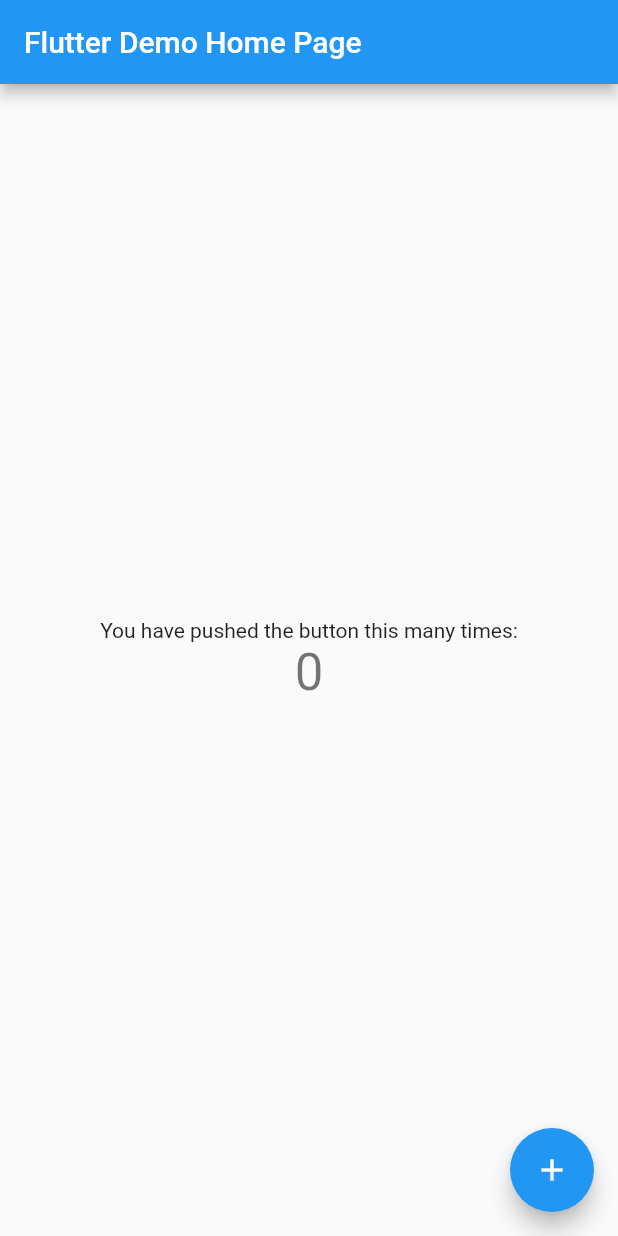
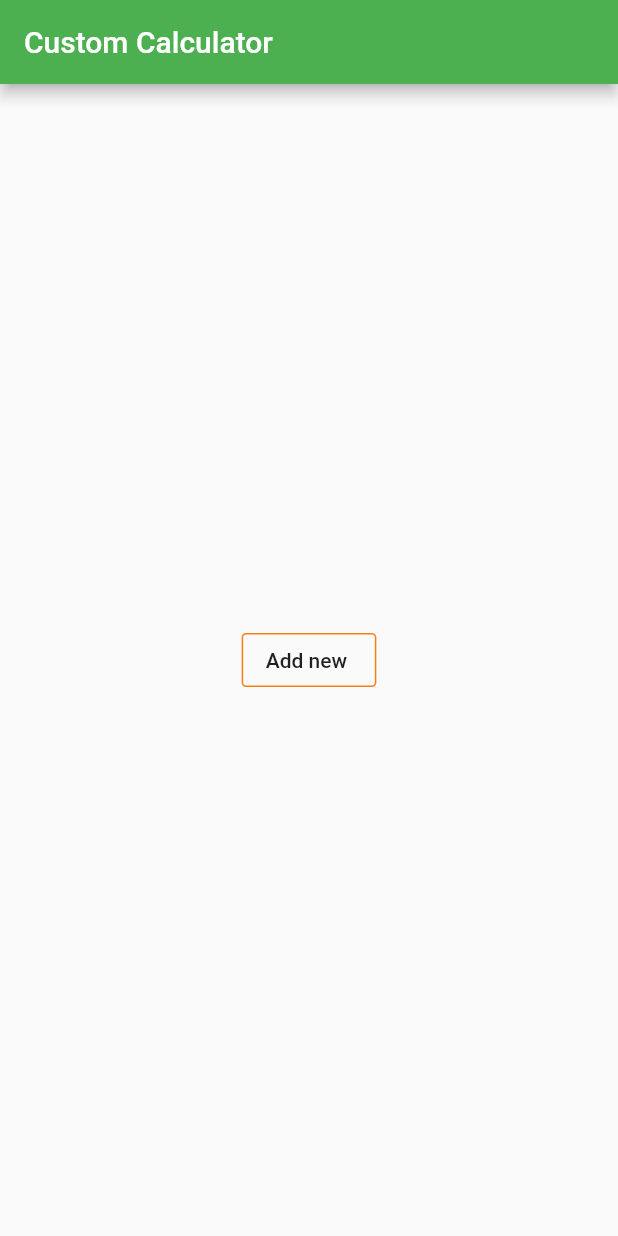
Before and after one commit to aneeshjose/customcalculator, a Flutter app: the screen it shows after launch, on a phone screen of 412 x 824 dp. Run offline on Flutter 3.47's test engine with Material 2 defaults, Android fonts, the phone set to English and light mode, and no system bars.

Commit message:
Basic Layout

```diff
--- a/lib/main.dart
+++ b/lib/main.dart
@@ -1,111 +1,75 @@
+import 'package:customcalc/add-record.dart';
 import 'package:flutter/material.dart';
 
 void main() => runApp(MyApp());
 
 class MyApp extends StatelessWidget {
-  // This widget is the root of your application.
   @override
   Widget build(BuildContext context) {
     return MaterialApp(
-      title: 'Flutter Demo',
+      title: 'Custom calculator',
+      debugShowCheckedModeBanner: false,
       theme: ThemeData(
-        // This is the theme of your application.
-        //
-        // Try running your application with "flutter run". You'll see the
-        // application has a blue toolbar. Then, without quitting the app, try
-        // changing the primarySwatch below to Colors.green and then invoke
-        // "hot reload" (press "r" in the console where you ran "flutter run",
-        // or simply save your changes to "hot reload" in a Flutter IDE).
-        // Notice that the counter didn't reset back to zero; the application
-        // is not restarted.
-        primarySwatch: Colors.blue,
+        primarySwatch: Colors.green,
       ),
-      home: MyHomePage(title: 'Flutter Demo Home Page'),
+      home: MyHomePage(),
     );
   }
 }
 
 class MyHomePage extends StatefulWidget {
-  MyHomePage({Key key, this.title}) : super(key: key);
-
-  // This widget is the home page of your application. It is stateful, meaning
-  // that it has a State object (defined below) that contains fields that affect
-  // how it looks.
-
-  // This class is the configuration for the state. It holds the values (in this
-  // case the title) provided by the parent (in this case the App widget) and
-  // used by the build method of the State. Fields in a Widget subclass are
-  // always marked "final".
-
-  final String title;
-
   @override
   _MyHomePageState createState() => _MyHomePageState();
 }
 
 class _MyHomePageState extends State<MyHomePage> {
-  int _counter = 0;
-
-  void _incrementCounter() {
-    setState(() {
-      // This call to setState tells the Flutter framework that something has
-      // changed in this State, which causes it to rerun the build method below
-      // so that the display can reflect the updated values. If we changed
-      // _counter without calling setState(), then the build method would not be
-      // called again, and so nothing would appear to happen.
-      _counter++;
-    });
+  Future<List> _savedOptions;
+  @override
+  void initState() {
+    super.initState();
+    _savedOptions = _loadSavedOptions();
   }
 
   @override
   Widget build(BuildContext context) {
-    // This method is rerun every time setState is called, for instance as done
-    // by the _incrementCounter method above.
-    //
-    // The Flutter framework has been optimized to make rerunning build methods
-    // fast, so that you can just rebuild anything that needs updating rather
-    // than having to individually change instances of widgets.
     return Scaffold(
       appBar: AppBar(
-        // Here we take the value from the MyHomePage object that was created by
-        // the App.build method, and use it to set our appbar title.
-        title: Text(widget.title),
+        title: Text("Custom Calculator"),
       ),
-      body: Center(
-        // Center is a layout widget. It takes a single child and positions it
-        // in the middle of the parent.
-        child: Column(
-          // Column is also a layout widget. It takes a list of children and
-          // arranges them vertically. By default, it sizes itself to fit its
-          // children horizontally, and tries to be as tall as its parent.
-          //
-          // Invoke "debug painting" (press "p" in the console, choose the
-          // "Toggle Debug Paint" action from the Flutter Inspector in Android
-          // Studio, or the "Toggle Debug Paint" command in Visual Studio Code)
-          // to see the wireframe for each widget.
-          //
-          // Column has various properties to control how it sizes itself and
-          // how it positions its children. Here we use mainAxisAlignment to
-          // center the children vertically; the main axis here is the vertical
-          // axis because Columns are vertical (the cross axis would be
-          // horizontal).
-          mainAxisAlignment: MainAxisAlignment.center,
-          children: <Widget>[
-            Text(
-              'You have pushed the button this many times:',
-            ),
-            Text(
-              '$_counter',
-              style: Theme.of(context).textTheme.display1,
-            ),
-          ],
-        ),
+      body: FutureBuilder(
+        future: _savedOptions,
+        builder: (context, snapshot) {
+          if (snapshot.connectionState == ConnectionState.done ||
+              snapshot.connectionState == ConnectionState.none) {
+            if (snapshot.hasData) {
+              return Text("Have prev records");
+            } else {
+              return Center(
+                child: FlatButton(
+                  onPressed: () => Navigator.push(context,
+                      MaterialPageRoute(builder: (context) => new AddRecord())),
+                  child: new Text("Add new "),
+                  shape: RoundedRectangleBorder(
+                      borderRadius: BorderRadius.circular(3.0),
+                      side: BorderSide(color: Colors.yellow[900])),
+                ),
+              );
+            }
+          } else {
+            // if (snapshot.connectionState == ConnectionState.active ||
+            //     snapshot.connectionState == ConnectionState.waiting)
+
+            return Text("Please wait");
+          }
+        },
       ),
-      floatingActionButton: FloatingActionButton(
-        onPressed: _incrementCounter,
-        tooltip: 'Increment',
-        child: Icon(Icons.add),
-      ), // This trailing comma makes auto-formatting nicer for build methods.
     );
   }
+
+  Future<List> _loadSavedOptions() async {
+    return await Future.delayed(Duration(seconds: 2), () {
+      // return [""];
+      return null;
+    });
+  }
 }
```
Also changed, not shown: lib/add-record.dart (added, +113 -0 lines), lib/computations.dart (added, +38 -0 lines).
